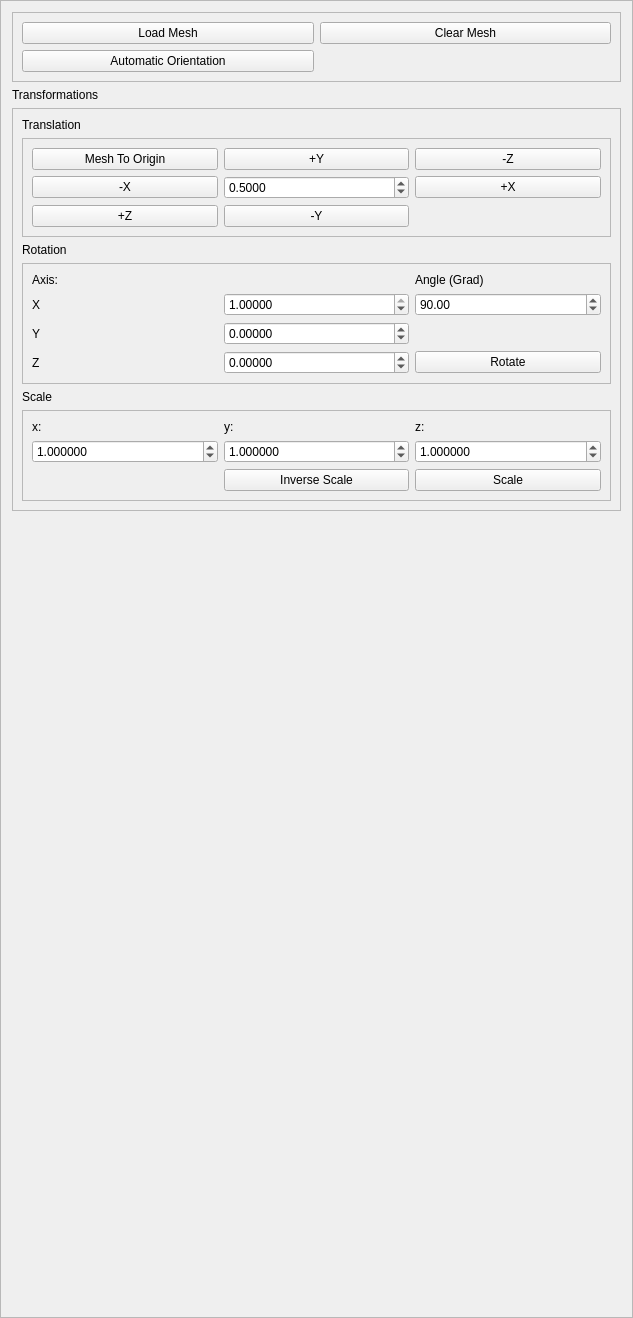
Above: GUI/managers/fouraxischeckermanager.ui from cg3hci/4AxisMilling before the change. Below: the same form after it.
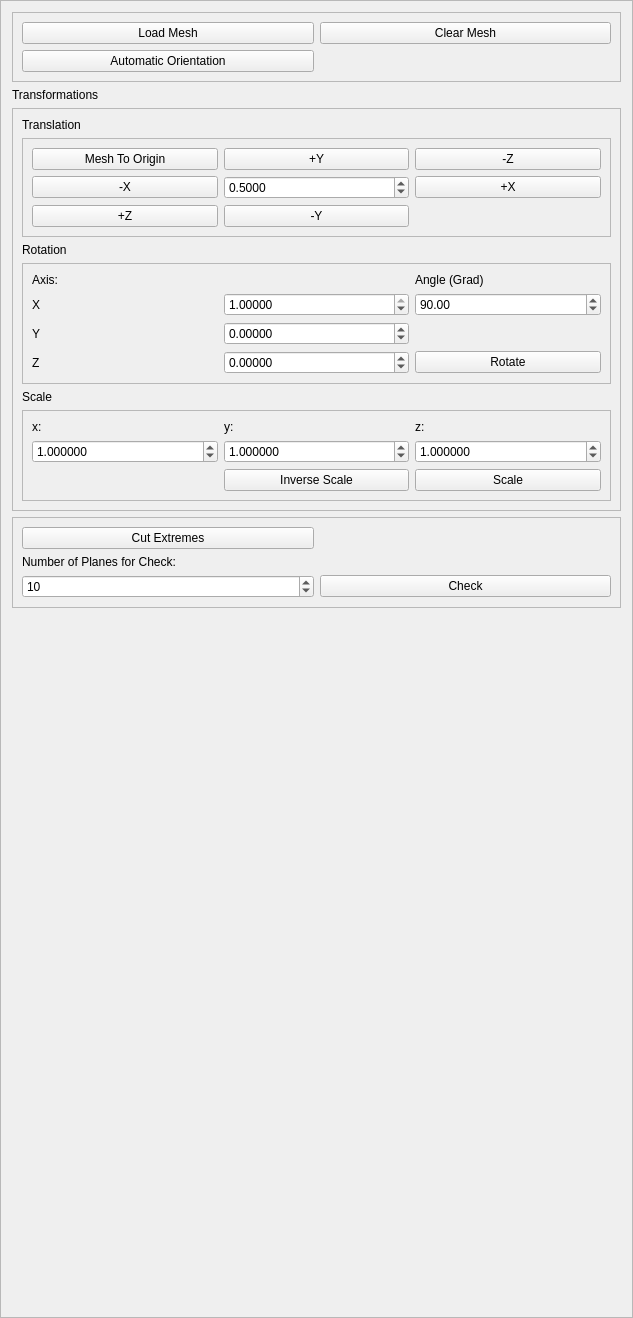
That is the form after the change.

Commit message: cutting extremes, graphcut as module without warnings

Patch:
```diff
--- a/GUI/managers/fouraxischeckermanager.ui
+++ b/GUI/managers/fouraxischeckermanager.ui
@@ -341,7 +341,7 @@
      </property>
     </widget>
    </item>
-   <item row="3" column="0">
+   <item row="4" column="0">
     <spacer name="verticalSpacer">
      <property name="orientation">
       <enum>Qt::Vertical</enum>
@@ -387,6 +387,49 @@
      </layout>
     </widget>
    </item>
+   <item row="3" column="0">
+    <widget class="QFrame" name="frame_5">
+     <property name="frameShape">
+      <enum>QFrame::StyledPanel</enum>
+     </property>
+     <property name="frameShadow">
+      <enum>QFrame::Raised</enum>
+     </property>
+     <layout class="QGridLayout" name="gridLayout_4">
+      <item row="2" column="1">
+       <widget class="QPushButton" name="checkPushButton">
+        <property name="text">
+         <string>Check</string>
+        </property>
+       </widget>
+      </item>
+      <item row="2" column="0">
+       <widget class="QSpinBox" name="nPlanesSpinBox">
+        <property name="maximum">
+         <number>360</number>
+        </property>
+        <property name="value">
+         <number>10</number>
+        </property>
+       </widget>
+      </item>
+      <item row="1" column="0">
+       <widget class="QLabel" name="label">
+        <property name="text">
+         <string>Number of Planes for Check:</string>
+        </property>
+       </widget>
+      </item>
+      <item row="0" column="0">
+       <widget class="QPushButton" name="cutExtremesPushButton">
+        <property name="text">
+         <string>Cut Extremes</string>
+        </property>
+       </widget>
+      </item>
+     </layout>
+    </widget>
+   </item>
   </layout>
  </widget>
  <resources/>
```
The commit also changes 17 other files.
